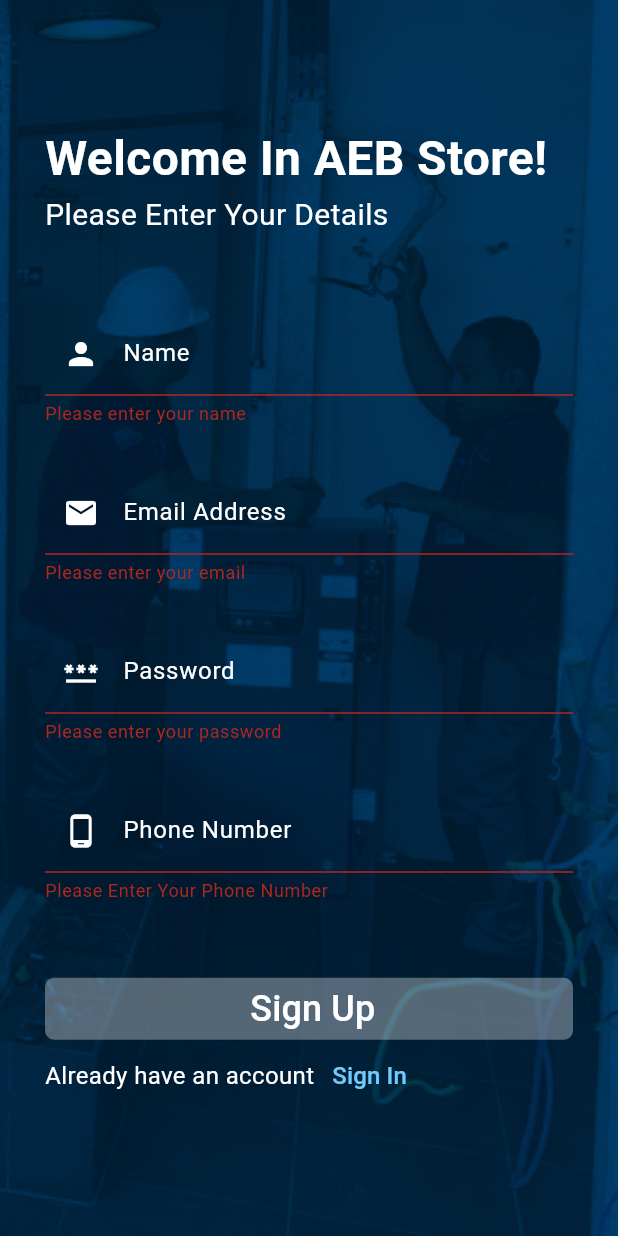
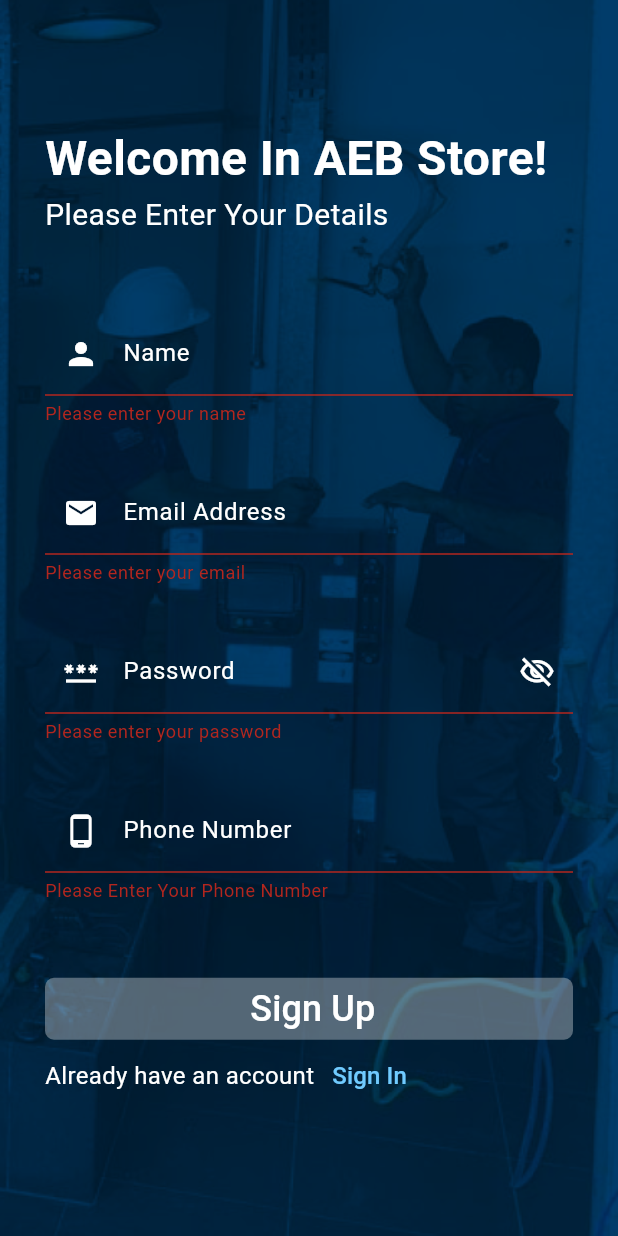
Before and after one commit to mai-alaa/e-commerce_app, a Flutter app: the SignUpScreen screen opened directly, after a tap on "Sign Up", on a phone screen of 412 x 824 dp. Run offline on Flutter 3.47's test engine with Material 3 defaults, Android fonts, the phone set to English and light mode, and no system bars; our stand-ins replace bloc, cloud_firestore, conditional_builder_null_safety, firebase_auth, firebase_core, flutter_bloc and 5 more; accounts and stored records are empty; Roboto replaces fonts that are missing (Kanit).

Commit message:
finfish signup

```diff
--- a/lib/Core/utils/functions/navigation.dart
+++ b/lib/Core/utils/functions/navigation.dart
@@ -2,8 +2,8 @@ import 'package:ecommerce_app/constants.dart';
 import 'package:get/get_core/src/get_main.dart';
 import 'package:get/get_navigation/get_navigation.dart';
 
-void navigateTo(context, widget) {
-  Future.delayed(const Duration(seconds: 1), () {
+void navigateTo(context, widget, Duration duration) {
+  Future.delayed(duration, () {
     Get.to(widget, transition: Transition.fade, duration: KTransitionDurations);
   });
 }
--- a/lib/Core/widgets/custom_textFormFeiled.dart
+++ b/lib/Core/widgets/custom_textFormFeiled.dart
@@ -7,42 +7,47 @@ class CustomTextFormFeiled extends StatefulWidget {
   final String label;
   final IconData prefix;
   final String? Function(String?) validate;
+  final Function(String)? onSubmit;
 
-  const CustomTextFormFeiled(
-      {super.key,
-      required this.controller,
-      required this.type,
-      required this.label,
-      required this.prefix,
-      required this.validate});
+  final Function(String)? onChange;
+
+  final VoidCallback? onTap;
+
+  final IconData? suffix;
+
+  final VoidCallback? suffixPressed;
+
+  final bool readable = false;
+
+  const CustomTextFormFeiled({
+    super.key,
+    required this.controller,
+    required this.type,
+    required this.label,
+    required this.prefix,
+    required this.validate,
+    this.onSubmit,
+    this.onChange,
+    this.onTap,
+    this.suffix,
+    this.suffixPressed,
+  });
 
   @override
   State<CustomTextFormFeiled> createState() => _CustomTextFormFeiledState();
 }
 
 class _CustomTextFormFeiledState extends State<CustomTextFormFeiled> {
-  Function(String)? onSubmit;
-
-  Function(String)? onChange;
-
-  VoidCallback? onTap;
-
-  IconData? suffix;
-
-  VoidCallback? suffixPressed;
-
-  bool readable = false;
-
   @override
   Widget build(BuildContext context) {
     return TextFormField(
       controller: widget.controller,
       keyboardType: widget.type,
-      onTap: onTap,
+      onTap: widget.onTap,
       validator: widget.validate,
-      onChanged: onChange,
-      onFieldSubmitted: onSubmit,
-      readOnly: readable,
+      onChanged: widget.onChange,
+      onFieldSubmitted: widget.onSubmit,
+      readOnly: widget.readable,
       style: const TextStyle(color: Colors.white),
       decoration: InputDecoration(
           prefixIconColor: Colors.white,
@@ -50,7 +55,7 @@ class _CustomTextFormFeiledState extends State<CustomTextFormFeiled> {
           labelText: widget.label,
           labelStyle: Styles.labeltext,
           prefixIcon: Icon(widget.prefix),
-          suffixIcon: Icon(suffix)),
+          suffixIcon: Icon(widget.suffix)),
     );
   }
 }
--- a/lib/Features/auth/presentations/views/widget/sign_up_body.dart
+++ b/lib/Features/auth/presentations/views/widget/sign_up_body.dart
@@ -1,5 +1,6 @@
 import 'package:conditional_builder_null_safety/conditional_builder_null_safety.dart';
 import 'package:ecommerce_app/Core/utils/functions/navigation.dart';
+import 'package:ecommerce_app/Core/utils/functions/toasts_message.dart';
 import 'package:ecommerce_app/Core/utils/styles.dart';
 import 'package:ecommerce_app/Features/auth/presentations/manager/cubit/user_data_cubit.dart';
 import 'package:ecommerce_app/Features/auth/presentations/views/sign_in_screen.dart';
@@ -12,14 +13,25 @@ import 'package:ecommerce_app/constants.dart';
 import 'package:flutter/material.dart';
 import 'package:flutter_bloc/flutter_bloc.dart';
 
-class SignUpBody extends StatelessWidget {
+class SignUpBody extends StatefulWidget {
+  const SignUpBody({super.key});
+
+  @override
+  State<SignUpBody> createState() => _SignUpBodyState();
+}
+
+class _SignUpBodyState extends State<SignUpBody> {
   var emailAddressController = TextEditingController();
+
   var passwordController = TextEditingController();
+
   var phoneController = TextEditingController();
+
   var nameController = TextEditingController();
+
   var formKey = GlobalKey<FormState>();
 
-  SignUpBody({super.key});
+  bool isPass = false;
 
   @override
   Widget build(BuildContext context) {
@@ -28,10 +40,14 @@ class SignUpBody extends StatelessWidget {
       child: BlocConsumer<UserDataCubit, UserDataState>(
         listener: (context, state) {
           if (state is CreateUserSucessState) {
-            navigateTo(context, const HomeScreen());
+            navigateTo(
+              context,
+              const HomeScreen(),
+              const Duration(microseconds: 1),
+            );
           }
           if (state is CreateUserFailureState) {
-            print('Failed to create account');
+            showToast(text: state.error, state: ToastStates.error);
           }
         },
         builder: (context, state) {
@@ -85,12 +101,31 @@ class SignUpBody extends StatelessWidget {
                           space30,
                           CustomTextFormFeiled(
                             controller: passwordController,
+                            onSubmit: (value) {
+                              if (formKey.currentState!.validate()) {
+                                UserDataCubit.get(context).userRegister(
+                                    email: emailAddressController.text,
+                                    password: passwordController.text,
+                                    name: nameController.text,
+                                    phone: phoneController.text);
+                              }
+                            },
                             type: TextInputType.emailAddress,
                             label: 'Password',
                             prefix: Icons.password,
+                            suffix: isPass
+                                ? Icons.visibility_outlined
+                                : Icons.visibility_off_outlined,
+                            suffixPressed: () {
+                              setState(() {
+                                isPass = !isPass;
+                              });
+                            },
                             validate: (value) {
                               if (value == null || value.isEmpty) {
                                 return 'Please enter your password';
+                              } else if (value.length < 6) {
+                                return 'Password must be at least 6 characters';
                               }
                               return null;
                             },
@@ -133,7 +168,8 @@ class SignUpBody extends StatelessWidget {
                           DefaultTextButton(
                             text: 'Already have an account',
                             function: () {
-                              navigateTo(context, const SignInScreen());
+                              navigateTo(context, const SignInScreen(),
+                                  const Duration(milliseconds: 1));
                             },
                             presstext: 'Sign In',
                           ),
--- a/lib/Features/auth/presentations/views/widget/signin_body.dart
+++ b/lib/Features/auth/presentations/views/widget/signin_body.dart
@@ -63,7 +63,8 @@ class SignInBody extends StatelessWidget {
                   DefaultButton(
                     text: 'Sign In',
                     onPressed: () {
-                      navigateTo(context, const HomeScreen());
+                      navigateTo(context, const HomeScreen(),
+                          const Duration(microseconds: 1));
                     },
                     image: null,
                   ),
@@ -100,7 +101,8 @@ class SignInBody extends StatelessWidget {
                     text: 'Don\'t have an account?',
                     presstext: 'Sign Up',
                     function: () {
-                      navigateTo(context, const SignUpScreen());
+                      navigateTo(context, const SignUpScreen(),
+                          const Duration(milliseconds: 1));
                     },
                   )
                 ],
--- a/lib/Features/home/presentation/views/widgets/home_screen_body.dart
+++ b/lib/Features/home/presentation/views/widgets/home_screen_body.dart
@@ -41,7 +41,8 @@ class HomeScreenBody extends StatelessWidget {
                     DefaultTextButton(
                         text: '',
                         function: () {
-                          navigateTo(context, const ProductScreenView());
+                          navigateTo(context, const ProductScreenView(),
+                              const Duration(milliseconds: 1));
                         },
                         presstext: 'View All')
                   ],
--- a/pubspec.yaml
+++ b/pubspec.yaml
@@ -38,6 +38,7 @@ dependencies:
   flutter:
     sdk: flutter
   flutter_bloc: ^8.1.3
+  fluttertoast: ^8.2.4
   font_awesome_flutter: ^10.6.0
   get: ^4.6.6
   google_fonts: ^6.1.0
```
Also changed, not shown: lib/Core/utils/functions/toasts_message.dart (added, +36 -0 lines), pubspec.lock.
